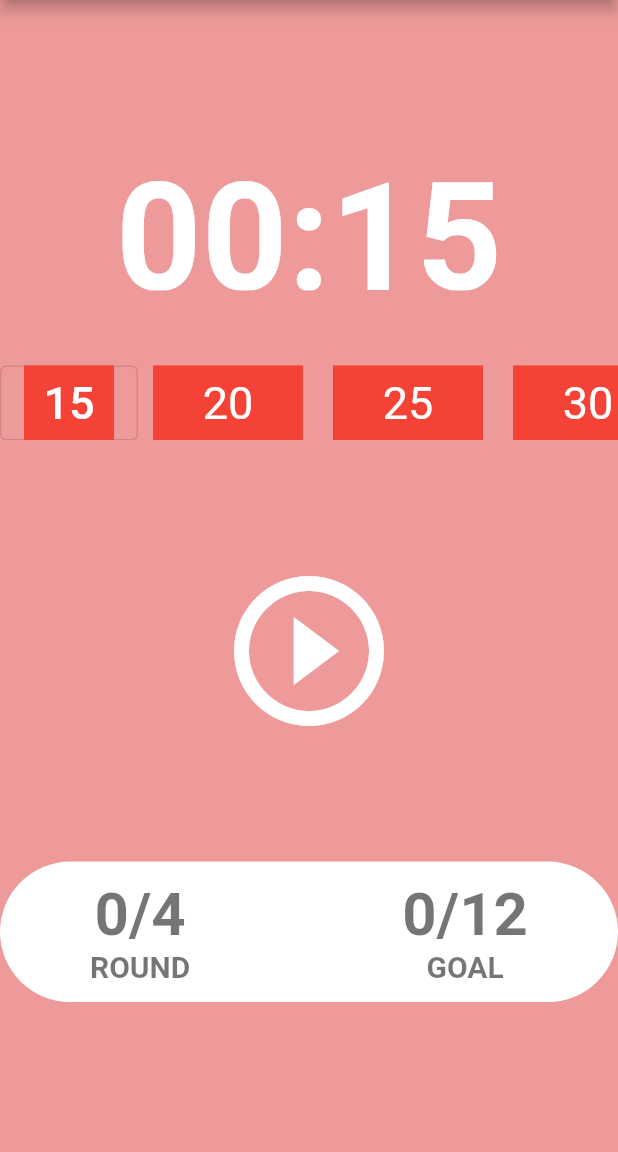
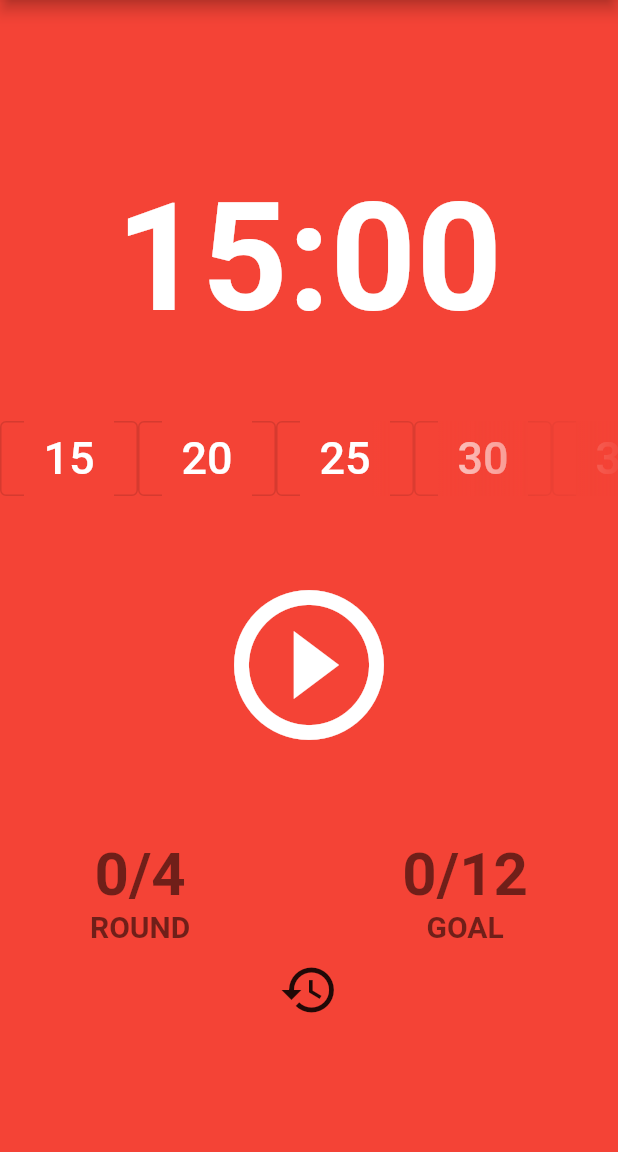
Before and after one commit to shining-sakaeru/flutter_pomodoro, a Flutter app: the screen it shows after launch, after a tap on "15", on a phone screen of 412 x 824 dp, the part 84-1236 px from its top. Run offline on Flutter 3.47's test engine with Material 2 defaults, Android fonts, the phone set to English and light mode, and no system bars.

Commit message:
pomodoro function updated

```diff
--- a/flutter_pomodoro/lib/main.dart
+++ b/flutter_pomodoro/lib/main.dart
@@ -27,21 +27,40 @@ class HomeScreen extends StatefulWidget {
 }
 
 class _HomeScreenState extends State<HomeScreen> {
-  static const basicTime = 15;
+  static const basicTime = 3;
+  // static const restTime = 5 * 60;
   int totalSeconds = basicTime;
   bool isRunning = false;
-  int totalPomodoros = 0;
-  int targetPomodoros = 0;
+  bool isSelected = false;
+  int roundPomodoros = 0;
+  int goalPomodoro = 0;
   late Timer timer;
 
   void onTick(Timer timer) {
     if (totalSeconds == 0) {
+      showDialog(
+        context: context,
+        builder: (BuildContext context) {
+          return AlertDialog(
+            title: const Text('TIME TO REST!'),
+            content: const Text('PLEASE REST 5 MINUTES TO GO'),
+            actions: [
+              TextButton(
+                onPressed: () {
+                  Navigator.of(context).pop();
+                },
+                child: const Text('Okay'),
+              ),
+            ],
+          );
+        },
+      );
       setState(() {
-        if (totalPomodoros == 4) {
-          totalPomodoros = 0;
-          targetPomodoros = targetPomodoros + 1;
+        if (roundPomodoros == 4) {
+          roundPomodoros = 0;
+          goalPomodoro = goalPomodoro + 1;
         } else {
-          totalPomodoros = totalPomodoros + 1;
+          roundPomodoros = roundPomodoros + 1;
           isRunning = false;
           totalSeconds = basicTime;
         }
@@ -72,9 +91,16 @@ class _HomeScreenState extends State<HomeScreen> {
   }
 
   void onTimePressed() {
-    setState() {
+    setState(() {
       Text(format(totalSeconds));
+      isSelected = true;
+    });
   }
+
+  void onResetPressed() {
+    roundPomodoros = 0;
+    goalPomodoro = 0;
+    setState(() {});
   }
 
   String format(int seconds) {
@@ -86,6 +112,7 @@ class _HomeScreenState extends State<HomeScreen> {
   Widget build(BuildContext context) {
     return Scaffold(
       appBar: AppBar(
+        centerTitle: false,
         title: const Text(
           'POMOTIMER',
           style: TextStyle(
@@ -95,13 +122,13 @@ class _HomeScreenState extends State<HomeScreen> {
           ),
         ),
       ),
-      backgroundColor: Theme.of(context).colorScheme.background,
+      backgroundColor: Colors.red,
       body: Padding(
-        padding: const EdgeInsets.symmetric(vertical: 100),
+        padding: const EdgeInsets.symmetric(vertical: 80),
         child: Column(
           children: [
             Flexible(
-              flex: 1,
+              flex: 2,
               child: Container(
                 alignment: Alignment.bottomCenter,
                 child: Text(
@@ -117,20 +144,50 @@ class _HomeScreenState extends State<HomeScreen> {
             const SizedBox(
               height: 50,
             ),
-            SizedBox(
+            ShaderMask(
+              shaderCallback: (Rect bounds) {
+                return LinearGradient(
+                  tileMode: TileMode.mirror,
+                  colors: [Colors.white, Colors.white.withOpacity(0.05)],
+                  stops: const [0.6, 1],
+                ).createShader(bounds);
+              },
+              child: SizedBox(
                 height: 50,
-              width: 1000,
                 child: ListView(
+                  shrinkWrap: true,
                   scrollDirection: Axis.horizontal,
                   children: [
                     OutlinedButton(
+                      child: Padding(
+                        padding: const EdgeInsets.symmetric(horizontal: 0),
+                        child: Container(
+                          decoration: const BoxDecoration(
+                            boxShadow: [
+                              BoxShadow(
+                                color: Colors.red,
+                              ),
+                            ],
+                          ),
+                          alignment: Alignment.center,
+                          width: 60,
+                          child: const Text(
+                            '15',
+                            style: TextStyle(
+                              color: Colors.white,
+                              fontSize: 30,
+                            ),
+                          ),
+                        ),
+                      ),
                       onPressed: () {
+                        totalSeconds = 15 * 60;
                         onTimePressed();
                       },
+                    ),
+                    OutlinedButton(
                       child: Padding(
-                      padding: const EdgeInsets.symmetric(
-                        horizontal: 0,
-                      ),
+                        padding: const EdgeInsets.symmetric(horizontal: 0),
                         child: Container(
                           decoration: const BoxDecoration(boxShadow: [
                             BoxShadow(
@@ -140,22 +197,6 @@ class _HomeScreenState extends State<HomeScreen> {
                           alignment: Alignment.center,
                           width: 60,
                           child: const Text(
-                          '$basicTime',
-                          style: TextStyle(
-                            color: Colors.white,
-                            fontSize: 30,
-                          ),
-                        ),
-                      ),
-                    ),
-                  ),
-                  Padding(
-                    padding: const EdgeInsets.symmetric(horizontal: 10),
-                    child: Container(
-                      alignment: Alignment.center,
-                      width: 100,
-                      color: Colors.red,
-                      child: const Text(
                             '20',
                             style: TextStyle(
                               color: Colors.white,
@@ -164,12 +205,22 @@ class _HomeScreenState extends State<HomeScreen> {
                           ),
                         ),
                       ),
-                  Padding(
-                    padding: const EdgeInsets.symmetric(horizontal: 10),
+                      onPressed: () {
+                        totalSeconds = 20 * 60;
+                        onTimePressed();
+                      },
+                    ),
+                    OutlinedButton(
+                      child: Padding(
+                        padding: const EdgeInsets.symmetric(horizontal: 0),
                         child: Container(
+                          decoration: const BoxDecoration(boxShadow: [
+                            BoxShadow(
+                              color: Colors.red,
+                            ),
+                          ]),
                           alignment: Alignment.center,
-                      width: 100,
-                      color: Colors.red,
+                          width: 60,
                           child: const Text(
                             '25',
                             style: TextStyle(
@@ -179,12 +230,22 @@ class _HomeScreenState extends State<HomeScreen> {
                           ),
                         ),
                       ),
-                  Padding(
-                    padding: const EdgeInsets.symmetric(horizontal: 10),
+                      onPressed: () {
+                        totalSeconds = 25 * 60;
+                        onTimePressed();
+                      },
+                    ),
+                    OutlinedButton(
+                      child: Padding(
+                        padding: const EdgeInsets.symmetric(horizontal: 0),
                         child: Container(
+                          decoration: const BoxDecoration(boxShadow: [
+                            BoxShadow(
+                              color: Colors.red,
+                            ),
+                          ]),
                           alignment: Alignment.center,
-                      width: 100,
-                      color: Colors.red,
+                          width: 60,
                           child: const Text(
                             '30',
                             style: TextStyle(
@@ -194,12 +255,22 @@ class _HomeScreenState extends State<HomeScreen> {
                           ),
                         ),
                       ),
-                  Padding(
-                    padding: const EdgeInsets.symmetric(horizontal: 10),
+                      onPressed: () {
+                        totalSeconds = 30 * 60;
+                        onTimePressed();
+                      },
+                    ),
+                    OutlinedButton(
+                      child: Padding(
+                        padding: const EdgeInsets.symmetric(horizontal: 0),
                         child: Container(
+                          decoration: const BoxDecoration(boxShadow: [
+                            BoxShadow(
+                              color: Colors.red,
+                            ),
+                          ]),
                           alignment: Alignment.center,
-                      width: 100,
-                      color: Colors.red,
+                          width: 60,
                           child: const Text(
                             '35',
                             style: TextStyle(
@@ -209,7 +280,13 @@ class _HomeScreenState extends State<HomeScreen> {
                           ),
                         ),
                       ),
+                      onPressed: () {
+                        totalSeconds = 35 * 60;
+                        onTimePressed();
+                      },
+                    ),
                   ],
+                ),
               ),
             ),
             Flexible(
@@ -230,21 +307,18 @@ class _HomeScreenState extends State<HomeScreen> {
               child: Row(
                 children: [
                   Expanded(
-                    child: Container(
-                      decoration: BoxDecoration(
-                        color: Theme.of(context).cardColor,
-                        borderRadius: BorderRadius.circular(50),
-                      ),
                     child: Row(
                       mainAxisAlignment: MainAxisAlignment.spaceBetween,
                       children: [
-                          Padding(
+                        Flexible(
+                          flex: 5,
+                          child: Padding(
                             padding: const EdgeInsets.symmetric(horizontal: 60),
                             child: Column(
                               mainAxisAlignment: MainAxisAlignment.center,
                               children: [
                                 Text(
-                                  '$totalPomodoros/4',
+                                  '$roundPomodoros/4',
                                   style: TextStyle(
                                     fontSize: 40,
                                     fontWeight: FontWeight.w600,
@@ -268,13 +342,16 @@ class _HomeScreenState extends State<HomeScreen> {
                               ],
                             ),
                           ),
-                          Padding(
+                        ),
+                        Flexible(
+                          flex: 5,
+                          child: Padding(
                             padding: const EdgeInsets.symmetric(horizontal: 60),
                             child: Column(
                               mainAxisAlignment: MainAxisAlignment.center,
                               children: [
                                 Text(
-                                  '$targetPomodoros/12',
+                                  '$goalPomodoro/12',
                                   style: TextStyle(
                                     fontSize: 40,
                                     fontWeight: FontWeight.w600,
@@ -298,13 +375,23 @@ class _HomeScreenState extends State<HomeScreen> {
                               ],
                             ),
                           ),
+                        ),
                       ],
-                      ),
                     ),
                   ),
                 ],
               ),
-            )
+            ),
+            Flexible(
+              flex: 0,
+              child: IconButton(
+                onPressed: () {
+                  onResetPressed();
+                },
+                icon: const Icon(Icons.restore),
+                iconSize: 40,
+              ),
+            ),
           ],
         ),
       ),
```
Lines whose indentation alone changed are shown as unchanged.
